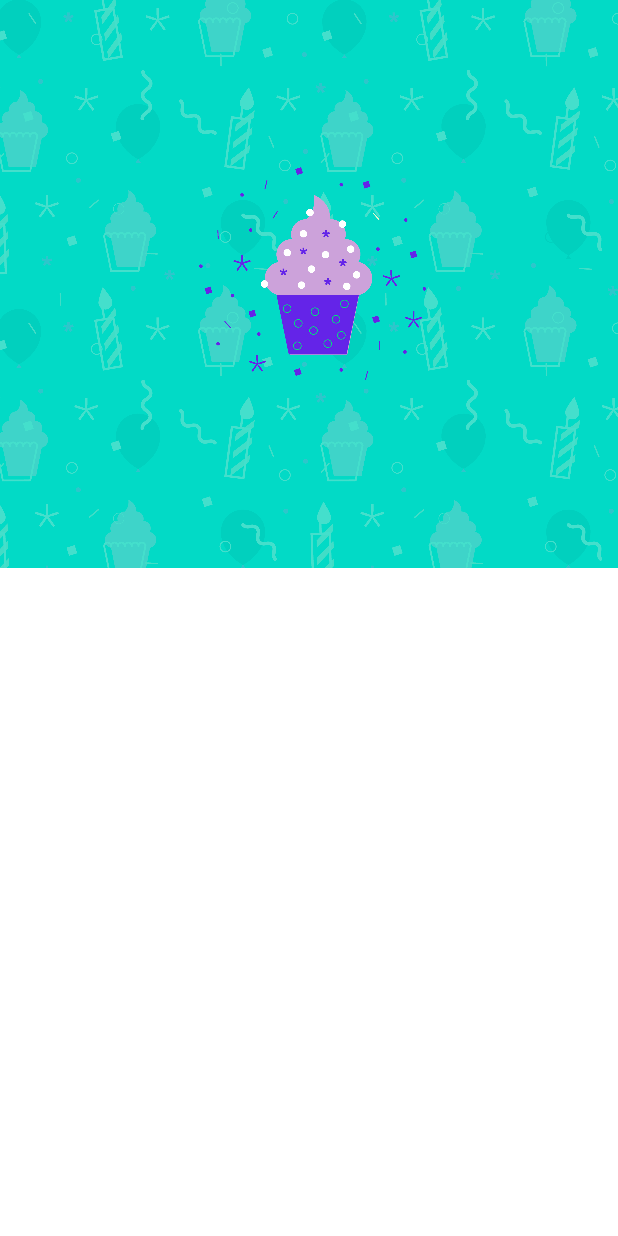
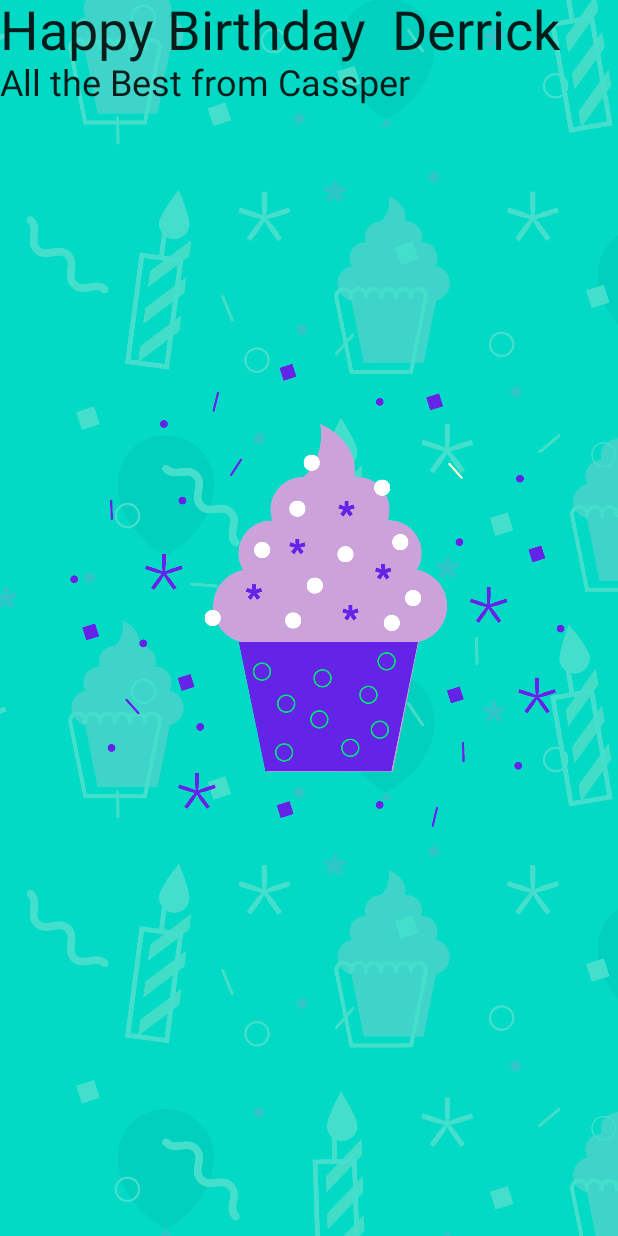
Before and after one commit to CASSPER24/JetPackComposeBirthdayCard, an Android app built with Jetpack Compose: the @Preview function DefaultPreview, on a phone screen of 412 x 824 dp. Run offline under Robolectric (Android 15) with nearby library versions, the phone set to English and light mode, and no system bars.

Commit message:
Modified funx to display image to ocuupy the whole screen This image is positioned in the background

```diff
--- a/app/src/main/java/com/ayesigyederrick/happybirthday/MainActivity.kt
+++ b/app/src/main/java/com/ayesigyederrick/happybirthday/MainActivity.kt
@@ -2,17 +2,17 @@ package com.ayesigyederrick.happybirthday
 
 import android.media.Image
 import android.os.Bundle
+import android.support.v4.os.IResultReceiver.Default
 import androidx.activity.ComponentActivity
 import androidx.activity.compose.setContent
 import androidx.compose.foundation.Image
-import androidx.compose.foundation.layout.Column
-import androidx.compose.foundation.layout.Row
-import androidx.compose.foundation.layout.fillMaxSize
+import androidx.compose.foundation.layout.*
 import androidx.compose.material.MaterialTheme
 import androidx.compose.material.Surface
 import androidx.compose.material.Text
 import androidx.compose.runtime.Composable
 import androidx.compose.ui.Modifier
+import androidx.compose.ui.layout.ContentScale
 import androidx.compose.ui.res.painterResource
 import androidx.compose.ui.semantics.Role.Companion.Image
 import androidx.compose.ui.tooling.preview.Preview
@@ -27,7 +27,7 @@ class MainActivity : ComponentActivity() {
                 // A surface container using the 'background' color from the theme
                 Surface(modifier = Modifier.fillMaxSize(),
                     color = MaterialTheme.colors.background) {
-                    BirthdayGreetingWithText(name = "Happy Birthday Derrick", "All the Best from Cassper")
+                    BirthdayGreetingWithText(name = "Derrick", "All the Best from Cassper")
                 }
             }
         }
@@ -37,7 +37,15 @@ class MainActivity : ComponentActivity() {
 @Composable
 fun BirthdayGreetingWithImage(name:String, from: String){
     val image = painterResource(id = R.drawable.androidparty)
-    Image(painter = image, contentDescription = null)
+    Box{
+        Image(painter = image,
+            contentDescription = null,
+            modifier = Modifier.fillMaxHeight().fillMaxWidth(),
+            contentScale = ContentScale.Crop
+        )
+        BirthdayGreetingWithText(name = name, from = from)
+    }
+
 }
 
 @Composable
```
